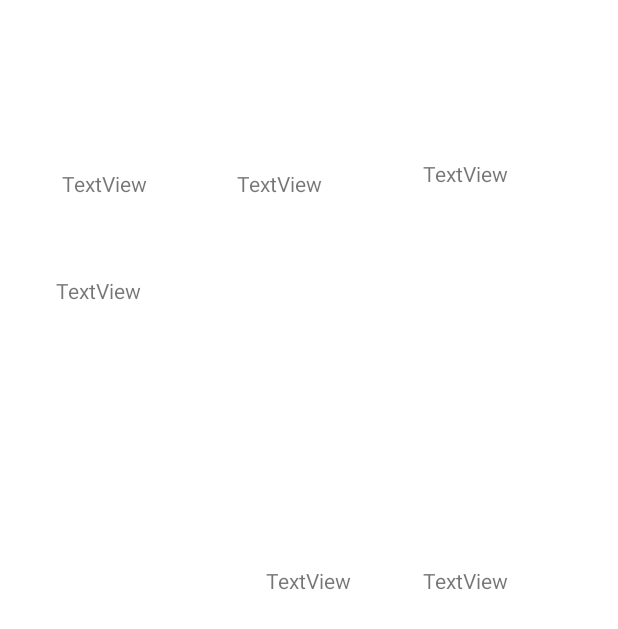
After one commit to RicardoCastillo991/taiterGame, an Android app: the layout activity_juego.xml on its own in the app's theme, with its tools: preview values and no code run, on a phone screen of 412 x 824 dp. The commit adds this screen. Shown: the top 629 px of the screen. Run offline under Robolectric (Android 15) with nearby library versions, the phone set to English and light mode, and no system bars.

Commit message:
se actualizo el activity juego y ahora puede recibir todos los datos y mostrarlos en pantalla
*solo falta la vista

```diff
--- a/app/src/main/AndroidManifest.xml
+++ b/app/src/main/AndroidManifest.xml
@@ -13,6 +13,9 @@
         android:supportsRtl="true"
         android:theme="@style/Theme.TaiterGame"
         tools:targetApi="31">
+        <activity
+            android:name=".JuegoActivity"
+            android:exported="false" />
         <activity
             android:name=".CuatroJugadoresActivity"
             android:exported="false" />
--- a/app/src/main/java/com/example/taitergame/FormularioActivity.java
+++ b/app/src/main/java/com/example/taitergame/FormularioActivity.java
@@ -8,6 +8,7 @@ import android.view.View;
 import android.widget.Button;
 
 public class FormularioActivity extends AppCompatActivity {
+
     private Button btnDosJugadores,btnTresJugadores, btnCuatroJugadores;
     @Override
     protected void onCreate(Bundle savedInstanceState) {
@@ -20,7 +21,8 @@ public class FormularioActivity extends AppCompatActivity {
         btnDosJugadores.setOnClickListener(new View.OnClickListener() {
             @Override
             public void onClick(View view) {
-                Intent intent = new Intent(FormularioActivity.this, DosJugadoresActivity.class);
+                Intent intent = new Intent(FormularioActivity.this, CuatroJugadoresActivity.class);
+                intent.putExtra("Jugadores", "2");
                 startActivity(intent);
             }
         });
--- /dev/null
+++ b/app/src/main/res/layout/activity_juego.xml
@@ -0,0 +1,80 @@
+<?xml version="1.0" encoding="utf-8"?>
+<androidx.constraintlayout.widget.ConstraintLayout xmlns:android="http://schemas.android.com/apk/res/android"
+    xmlns:app="http://schemas.android.com/apk/res-auto"
+    xmlns:tools="http://schemas.android.com/tools"
+    android:layout_width="match_parent"
+    android:layout_height="match_parent"
+    android:orientation="horizontal"
+    tools:context=".JuegoActivity">
+
+    <TextView
+        android:id="@+id/tvTiempo"
+        android:layout_width="wrap_content"
+        android:layout_height="wrap_content"
+        android:text="TextView"
+        app:layout_constraintBottom_toBottomOf="parent"
+        app:layout_constraintEnd_toEndOf="parent"
+        app:layout_constraintHorizontal_bias="0.117"
+        app:layout_constraintStart_toStartOf="parent"
+        app:layout_constraintTop_toTopOf="parent"
+        app:layout_constraintVertical_bias="0.14" />
+
+    <TextView
+        android:id="@+id/tvNumeroJugadores"
+        android:layout_width="wrap_content"
+        android:layout_height="wrap_content"
+        android:text="TextView"
+        app:layout_constraintBottom_toBottomOf="parent"
+        app:layout_constraintEnd_toEndOf="parent"
+        app:layout_constraintHorizontal_bias="0.445"
+        app:layout_constraintStart_toStartOf="parent"
+        app:layout_constraintTop_toTopOf="parent"
+        app:layout_constraintVertical_bias="0.14" />
+
+    <TextView
+        android:id="@+id/tvJugador1"
+        android:layout_width="wrap_content"
+        android:layout_height="wrap_content"
+        android:text="TextView"
+        app:layout_constraintBottom_toBottomOf="parent"
+        app:layout_constraintEnd_toEndOf="parent"
+        app:layout_constraintHorizontal_bias="0.794"
+        app:layout_constraintStart_toStartOf="parent"
+        app:layout_constraintTop_toTopOf="parent"
+        app:layout_constraintVertical_bias="0.132" />
+
+    <TextView
+        android:id="@+id/tvJugadorTres"
+        android:layout_width="wrap_content"
+        android:layout_height="wrap_content"
+        android:layout_marginTop="184dp"
+        android:text="TextView"
+        app:layout_constraintEnd_toEndOf="parent"
+        app:layout_constraintHorizontal_bias="0.106"
+        app:layout_constraintStart_toStartOf="parent"
+        app:layout_constraintTop_toTopOf="parent" />
+
+    <TextView
+        android:id="@+id/tvJugador2"
+        android:layout_width="wrap_content"
+        android:layout_height="wrap_content"
+        android:text="TextView"
+        app:layout_constraintBottom_toBottomOf="parent"
+        app:layout_constraintEnd_toEndOf="parent"
+        app:layout_constraintHorizontal_bias="0.499"
+        app:layout_constraintStart_toStartOf="parent"
+        app:layout_constraintTop_toTopOf="parent"
+        app:layout_constraintVertical_bias="0.469" />
+
+    <TextView
+        android:id="@+id/tvJugadorCuatro"
+        android:layout_width="wrap_content"
+        android:layout_height="wrap_content"
+        android:text="TextView"
+        app:layout_constraintBottom_toBottomOf="parent"
+        app:layout_constraintEnd_toEndOf="parent"
+        app:layout_constraintHorizontal_bias="0.794"
+        app:layout_constraintStart_toStartOf="parent"
+        app:layout_constraintTop_toTopOf="parent"
+        app:layout_constraintVertical_bias="0.469" />
+</androidx.constraintlayout.widget.ConstraintLayout>
```
Also changed, not shown: app/src/main/java/com/example/taitergame/CuatroJugadoresActivity.java (+47 -10 lines), app/src/main/java/com/example/taitergame/JuegoActivity.java (added, +38 -0 lines).
